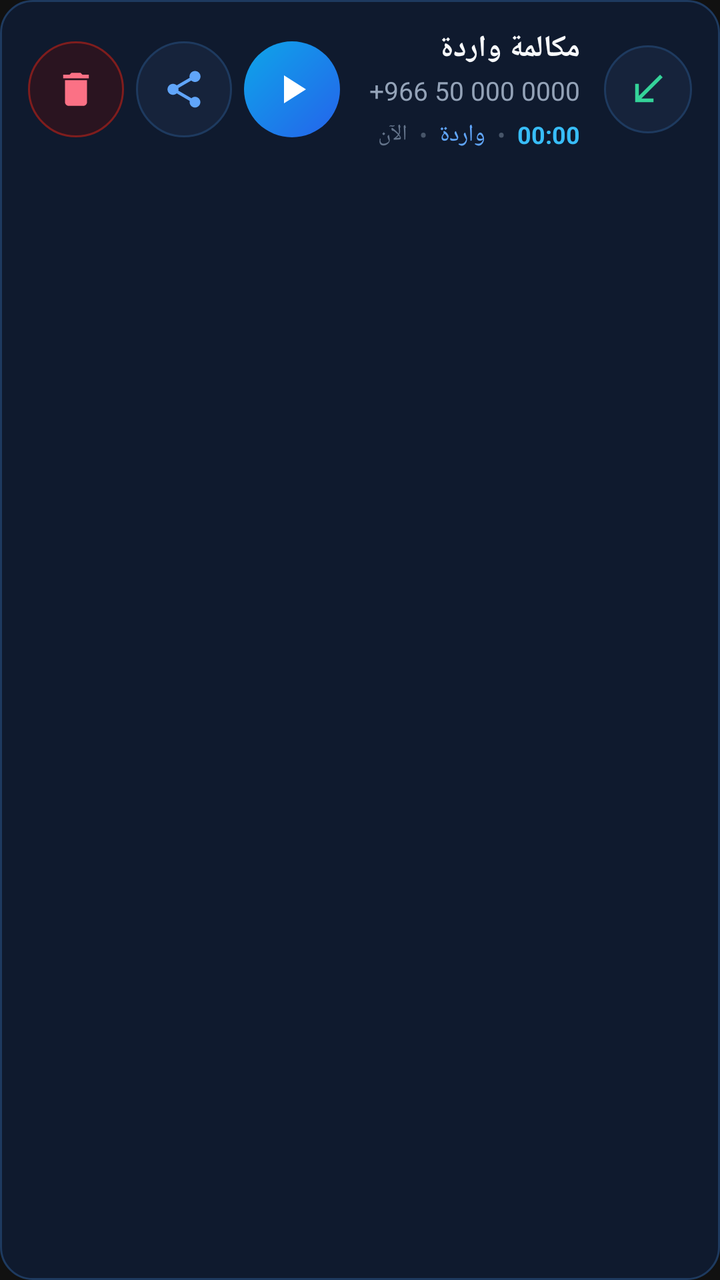
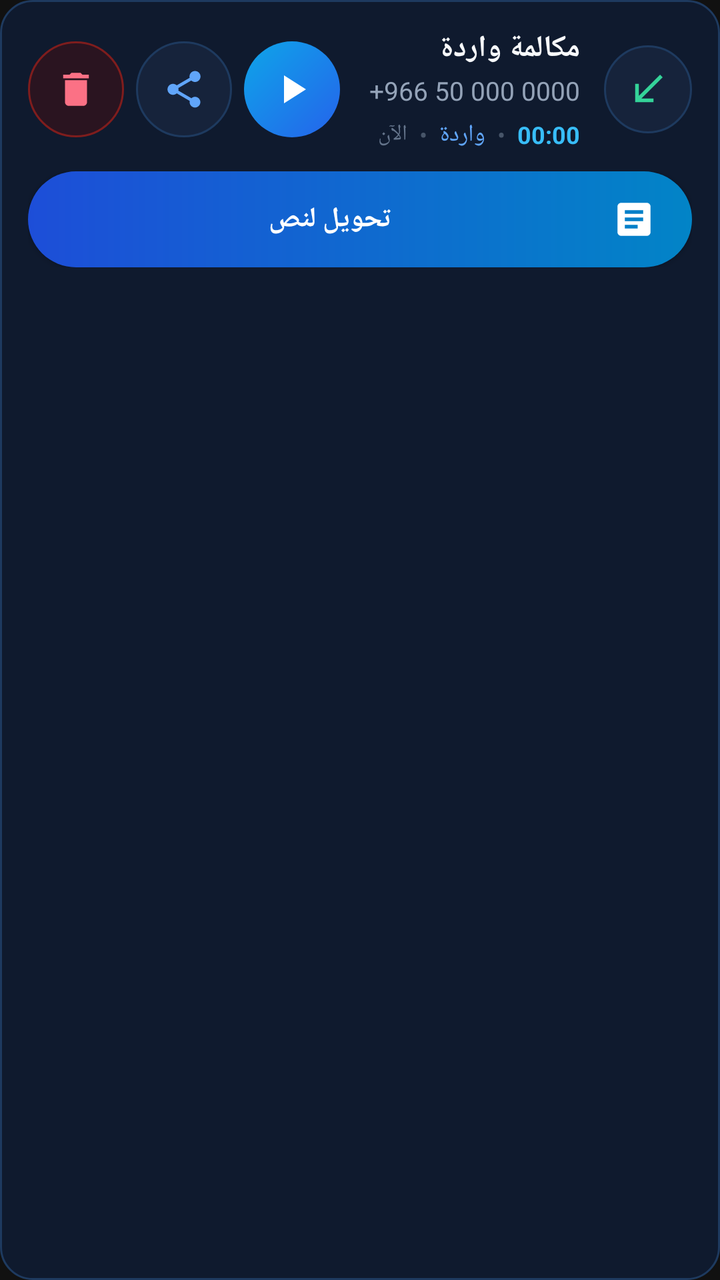

The first picture is an Android layout as it rendered before a commit; the second is the same layout after the commit. The layout source and the unified diff follow.
<!-- AndroidManifest.xml: application theme Theme.DonkeyEar -->
<!-- res/layout/item_recording.xml -->
<?xml version="1.0" encoding="utf-8"?>
<LinearLayout xmlns:android="http://schemas.android.com/apk/res/android"
    android:layout_width="match_parent"
    android:layout_height="wrap_content"
    android:background="@drawable/bg_card_dark"
    android:layoutDirection="rtl"
    android:orientation="vertical"
    android:padding="14dp">

    <LinearLayout
        android:layout_width="match_parent"
        android:layout_height="wrap_content"
        android:gravity="center_vertical"
        android:orientation="horizontal">

        <ImageView
            android:id="@+id/iv_direction"
            android:layout_width="44dp"
            android:layout_height="44dp"
            android:background="@drawable/bg_circle_surface"
            android:contentDescription="نوع المكالمة"
            android:padding="11dp"
            android:src="@drawable/ic_call_incoming" />

        <LinearLayout
            android:layout_width="0dp"
            android:layout_height="wrap_content"
            android:layout_marginStart="12dp"
            android:layout_marginEnd="6dp"
            android:layout_weight="1"
            android:orientation="vertical">

            <TextView
                android:id="@+id/tv_caller_name"
                android:layout_width="match_parent"
                android:layout_height="wrap_content"
                android:ellipsize="end"
                android:maxLines="1"
                android:text="مكالمة واردة"
                android:textColor="#F8FAFC"
                android:textDirection="anyRtl"
                android:textSize="15sp"
                android:textStyle="bold" />

            <TextView
                android:id="@+id/tv_phone_number"
                android:layout_width="wrap_content"
                android:layout_height="wrap_content"
                android:layout_marginTop="2dp"
                android:ellipsize="end"
                android:maxLines="1"
                android:text="+966 50 000 0000"
                android:textColor="#94A3B8"
                android:textDirection="ltr"
                android:textSize="13sp" />

            <LinearLayout
                android:layout_width="wrap_content"
                android:layout_height="wrap_content"
                android:layout_marginTop="5dp"
                android:gravity="center_vertical"
                android:orientation="horizontal">

                <TextView
                    android:id="@+id/tv_duration"
                    android:layout_width="wrap_content"
                    android:layout_height="wrap_content"
                    android:text="00:00"
                    android:textColor="#38BDF8"
                    android:textDirection="ltr"
                    android:textSize="12sp"
                    android:textStyle="bold" />

                <TextView
                    android:layout_width="wrap_content"
                    android:layout_height="wrap_content"
                    android:paddingHorizontal="6dp"
                    android:text="•"
                    android:textColor="#475569"
                    android:textSize="12sp" />

                <TextView
                    android:id="@+id/tv_direction_label"
                    android:layout_width="wrap_content"
                    android:layout_height="wrap_content"
                    android:text="واردة"
                    android:textColor="#60A5FA"
                    android:textSize="12sp" />

                <TextView
                    android:layout_width="wrap_content"
                    android:layout_height="wrap_content"
                    android:paddingHorizontal="6dp"
                    android:text="•"
                    android:textColor="#475569"
                    android:textSize="12sp" />

                <TextView
                    android:id="@+id/tv_timestamp"
                    android:layout_width="wrap_content"
                    android:layout_height="wrap_content"
                    android:text="الآن"
                    android:textColor="#64748B"
                    android:textSize="11sp" />
            </LinearLayout>

            <TextView
                android:id="@+id/tv_cloud_badge"
                android:layout_width="wrap_content"
                android:layout_height="wrap_content"
                android:layout_marginTop="4dp"
                android:text="✓ محفوظ في Firestore"
                android:textColor="#38BDF8"
                android:textSize="11sp"
                android:visibility="gone" />
        </LinearLayout>

        <ImageButton
            android:id="@+id/btn_play"
            android:layout_width="48dp"
            android:layout_height="48dp"
            android:layout_marginEnd="6dp"
            android:background="@drawable/bg_circle_blue"
            android:contentDescription="تشغيل التسجيل"
            android:minWidth="48dp"
            android:minHeight="48dp"
            android:padding="12dp"
            android:scaleType="centerInside"
            android:src="@drawable/ic_play_arrow" />

        <ImageButton
            android:id="@+id/btn_share"
            android:layout_width="48dp"
            android:layout_height="48dp"
            android:layout_marginEnd="6dp"
            android:background="@drawable/bg_circle_surface"
            android:contentDescription="مشاركة التسجيل"
            android:minWidth="48dp"
            android:minHeight="48dp"
            android:padding="13dp"
            android:scaleType="centerInside"
            android:src="@drawable/ic_share" />

        <ImageButton
            android:id="@+id/btn_delete"
            android:layout_width="48dp"
            android:layout_height="48dp"
            android:background="@drawable/bg_circle_delete"
            android:contentDescription="حذف التسجيل"
            android:minWidth="48dp"
            android:minHeight="48dp"
            android:padding="13dp"
            android:scaleType="centerInside"
            android:src="@drawable/ic_delete_outline" />
    </LinearLayout>

    
    <LinearLayout
        android:id="@+id/expanded_actions"
        android:layout_width="match_parent"
        android:layout_height="wrap_content"
        android:layout_marginTop="12dp"
        android:gravity="center_vertical"
        android:orientation="horizontal"
        android:visibility="gone">

        <Button
            android:id="@+id/btn_transcribe"
            android:layout_width="match_parent"
            android:layout_height="48dp"
            android:background="@drawable/bg_pill_selected"
            android:drawableStart="@drawable/ic_transcribe"
            android:drawablePadding="8dp"
            android:gravity="center"
            android:minHeight="48dp"
            android:paddingHorizontal="18dp"
            android:text="تحويل لنص"
            android:textAllCaps="false"
            android:textColor="#FFFFFF"
            android:textSize="14sp"
            android:textStyle="bold" />
    </LinearLayout>

</LinearLayout>
<!-- resources referenced by this layout -->
<resources>
  <!-- drawable bg_card_dark (drawable) -->
  <?xml version="1.0" encoding="utf-8"?>
  <shape xmlns:android="http://schemas.android.com/apk/res/android" android:shape="rectangle">
      <solid android:color="#0F1A2E" />
      <corners android:radius="16dp" />
      <stroke android:width="1dp" android:color="#1E3A5F" />
  </shape>
  <!-- drawable bg_circle_blue (drawable) -->
  <?xml version="1.0" encoding="utf-8"?>
  <shape xmlns:android="http://schemas.android.com/apk/res/android" android:shape="oval">
      <gradient
          android:angle="135"
          android:startColor="#2563EB"
          android:endColor="#0EA5E9" />
  </shape>
  <!-- drawable bg_circle_delete (drawable) -->
  <?xml version="1.0" encoding="utf-8"?>
  <shape xmlns:android="http://schemas.android.com/apk/res/android" android:shape="oval">
      <solid android:color="#2A1420" />
      <stroke android:width="1dp" android:color="#7F1D1D" />
  </shape>
  <!-- drawable bg_circle_surface (drawable) -->
  <?xml version="1.0" encoding="utf-8"?>
  <shape xmlns:android="http://schemas.android.com/apk/res/android" android:shape="oval">
      <solid android:color="#16233B" />
      <stroke android:width="1dp" android:color="#1E3A5F" />
  </shape>
  <!-- drawable bg_pill_selected (drawable) -->
  <?xml version="1.0" encoding="utf-8"?>
  <shape xmlns:android="http://schemas.android.com/apk/res/android" android:shape="rectangle">
      <gradient
          android:angle="0"
          android:startColor="#1D4ED8"
          android:endColor="#0284C7" />
      <corners android:radius="24dp" />
  </shape>
  <!-- drawable ic_call_incoming (drawable) -->
  <?xml version="1.0" encoding="utf-8"?>
  <vector xmlns:android="http://schemas.android.com/apk/res/android"
      android:width="22dp"
      android:height="22dp"
      android:viewportWidth="24"
      android:viewportHeight="24">
      <path
          android:fillColor="#34D399"
          android:pathData="M20,5.41L18.59,4 7,15.59V9H5v10h10v-2H8.41z" />
  </vector>
  <!-- drawable ic_delete_outline (drawable) -->
  <?xml version="1.0" encoding="utf-8"?>
  <vector xmlns:android="http://schemas.android.com/apk/res/android"
      android:width="22dp"
      android:height="22dp"
      android:viewportWidth="24"
      android:viewportHeight="24">
      <path
          android:fillColor="#FB7185"
          android:pathData="M6,19c0,1.1 0.9,2 2,2h8c1.1,0 2,-0.9 2,-2V7H6v12zM19,4h-3.5l-1,-1h-5l-1,1H5v2h14V4z" />
  </vector>
  <!-- drawable ic_play_arrow (drawable) -->
  <?xml version="1.0" encoding="utf-8"?>
  <vector xmlns:android="http://schemas.android.com/apk/res/android"
      android:width="24dp"
      android:height="24dp"
      android:viewportWidth="24"
      android:viewportHeight="24">
      <path
          android:fillColor="#FFFFFF"
          android:pathData="M8,5v14l11,-7z" />
  </vector>
  <!-- drawable ic_transcribe (drawable) -->
  <?xml version="1.0" encoding="utf-8"?>
  <vector xmlns:android="http://schemas.android.com/apk/res/android"
      android:width="22dp"
      android:height="22dp"
      android:viewportWidth="24"
      android:viewportHeight="24">
      <path
          android:fillColor="#FFFFFF"
          android:pathData="M19,3L5,3c-1.1,0 -2,0.9 -2,2v14c0,1.1 0.9,2 2,2h14c1.1,0 2,-0.9 2,-2L21,5c0,-1.1 -0.9,-2 -2,-2zM14,17L7,17v-2h7v2zM17,13L7,13v-2h10v2zM17,9L7,9L7,7h10v2z" />
  </vector>
  <style name="Theme.DonkeyEar" parent="android:Theme.DeviceDefault.NoActionBar">
          <item name="android:windowBackground">@color/donkey_background</item>
      </style>
  <color name="donkey_background">#111111</color>
  <!-- unchanged entries left out for length: 1 -->
</resources>

<!-- the commit's change to res/layout/item_recording.xml (unified diff, before → after) -->
@@ -13,6 +13,18 @@
         android:gravity="center_vertical"
         android:orientation="horizontal">
 
+        <CheckBox
+            android:id="@+id/cb_call_select"
+            android:layout_width="48dp"
+            android:layout_height="48dp"
+            android:layout_marginEnd="4dp"
+            android:buttonTint="#38BDF8"
+            android:contentDescription="تحديد المكالمة"
+            android:gravity="center"
+            android:minWidth="48dp"
+            android:minHeight="48dp"
+            android:visibility="gone" />
+
         <ImageView
             android:id="@+id/iv_direction"
             android:layout_width="44dp"
@@ -155,14 +167,29 @@
     </LinearLayout>
 
     
+    <TextView
+        android:id="@+id/tv_call_transcript_preview"
+        android:layout_width="match_parent"
+        android:layout_height="wrap_content"
+        android:layout_marginTop="10dp"
+        android:background="@drawable/bg_pill_unselected"
+        android:ellipsize="end"
+        android:maxLines="2"
+        android:paddingHorizontal="12dp"
+        android:paddingVertical="8dp"
+        android:textColor="#CBD5E1"
+        android:textDirection="anyRtl"
+        android:textSize="12sp"
+        android:visibility="gone" />
+
     <LinearLayout
         android:id="@+id/expanded_actions"
         android:layout_width="match_parent"
         android:layout_height="wrap_content"
-        android:layout_marginTop="12dp"
+        android:layout_marginTop="10dp"
         android:gravity="center_vertical"
         android:orientation="horizontal"
-        android:visibility="gone">
+        android:visibility="visible">
 
         <Button
             android:id="@+id/btn_transcribe"
<!-- resource entries referenced after the edit -->
@@ -35,6 +35,13 @@
           android:startColor="#1D4ED8"
           android:endColor="#0284C7" />
       <corners android:radius="24dp" />
+  </shape>
+  <!-- drawable bg_pill_unselected (drawable) -->
+  <?xml version="1.0" encoding="utf-8"?>
+  <shape xmlns:android="http://schemas.android.com/apk/res/android" android:shape="rectangle">
+      <solid android:color="#111C33" />
+      <corners android:radius="24dp" />
+      <stroke android:width="1dp" android:color="#1E293B" />
   </shape>
   <!-- drawable ic_call_incoming (drawable) -->
   <?xml version="1.0" encoding="utf-8"?>
